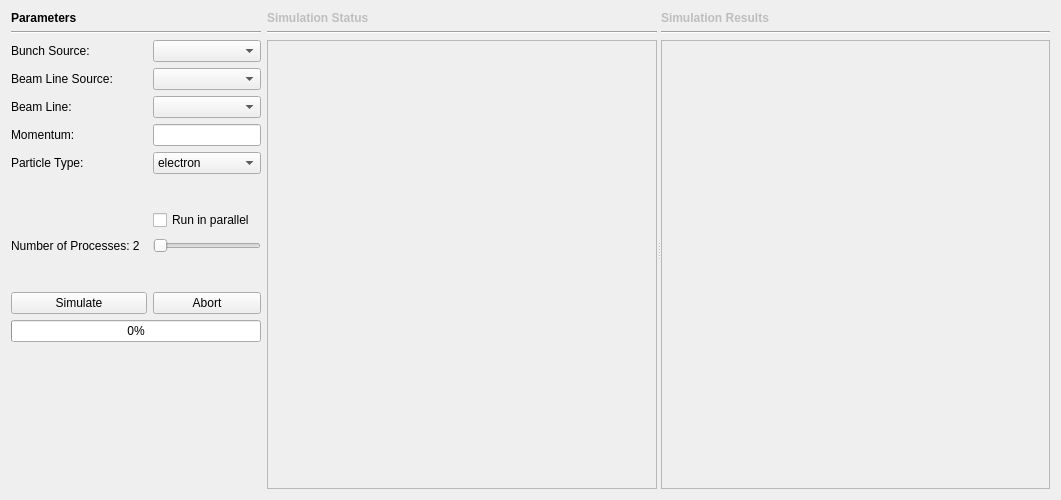
This is radtrack/ui/rbele.ui in aerosadegh/radtrack as Qt 5 draws it before an edit. The edited form follows.
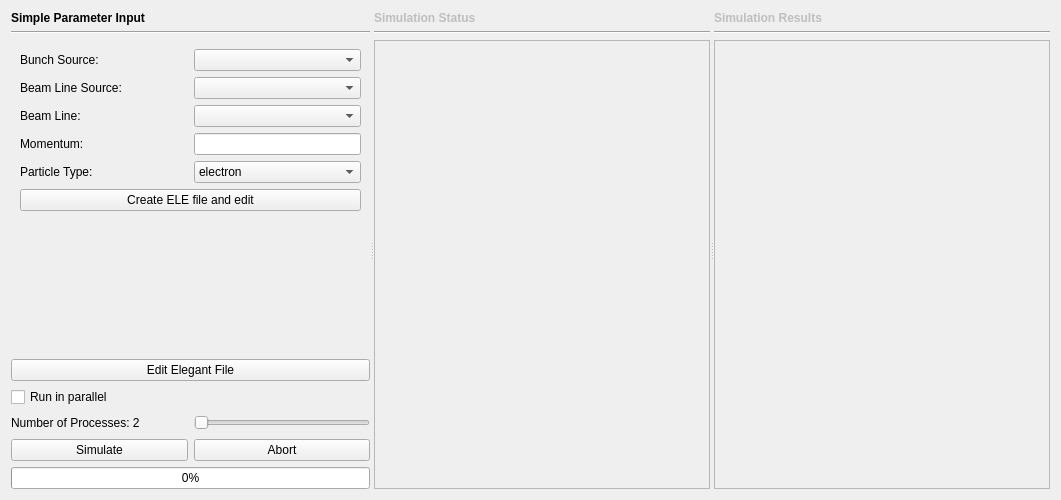
This is the edited form.

Commit message:
Allow user to input Elegant simulation files
When a user inputs an Elegant simulation file, the Elegant simulation tab loads it into a text editor where it can be viewed, edited, and run. The default Elegant simulation tab still has the combo boxes for selecting parameters in other tabs. There is now a button to convert these menu choices into an Elegant file where it can be edited for more advanced simulations.

```diff
--- a/radtrack/ui/rbele.ui
+++ b/radtrack/ui/rbele.ui
@@ -19,171 +19,85 @@
   <property name="windowTitle">
    <string>Form</string>
   </property>
-  <layout class="QGridLayout" name="gridLayout">
-   <item row="0" column="1">
+  <layout class="QHBoxLayout" name="horizontalLayout">
+   <item>
     <widget class="QSplitter" name="splitter">
-     <property name="sizePolicy">
-      <sizepolicy hsizetype="Expanding" vsizetype="Preferred">
-       <horstretch>1</horstretch>
-       <verstretch>0</verstretch>
-      </sizepolicy>
-     </property>
      <property name="orientation">
       <enum>Qt::Horizontal</enum>
      </property>
-     <widget class="QWidget" name="layoutWidget">
-      <layout class="QVBoxLayout" name="verticalLayout_3">
-       <item>
-        <widget class="QLabel" name="simulationStatusLabel">
-         <property name="enabled">
+     <property name="childrenCollapsible">
           <bool>false</bool>
          </property>
-         <property name="styleSheet">
-          <string notr="true">QLabel {font-weight: bold}</string>
-         </property>
-         <property name="text">
-          <string>Simulation Status</string>
-         </property>
-        </widget>
-       </item>
-       <item>
-        <widget class="Line" name="line_3">
-         <property name="orientation">
-          <enum>Qt::Horizontal</enum>
-         </property>
-        </widget>
-       </item>
-       <item>
-        <widget class="QTextEdit" name="simulationStatusTextEdit">
-         <property name="enabled">
-          <bool>false</bool>
-         </property>
-         <property name="focusPolicy">
-          <enum>Qt::ClickFocus</enum>
-         </property>
-         <property name="contextMenuPolicy">
-          <enum>Qt::CustomContextMenu</enum>
-         </property>
-         <property name="readOnly">
-          <bool>true</bool>
-         </property>
-        </widget>
-       </item>
-      </layout>
-     </widget>
-     <widget class="QWidget" name="layoutWidget">
-      <layout class="QVBoxLayout" name="verticalLayout_2">
-       <item>
-        <widget class="QLabel" name="simulationResultsLabel">
-         <property name="enabled">
-          <bool>false</bool>
-         </property>
-         <property name="styleSheet">
-          <string notr="true">QLabel {font-weight: bold}</string>
-         </property>
-         <property name="text">
-          <string>Simulation Results</string>
-         </property>
-        </widget>
-       </item>
-       <item>
-        <widget class="Line" name="line_4">
-         <property name="orientation">
-          <enum>Qt::Horizontal</enum>
-         </property>
-        </widget>
-       </item>
-       <item>
-        <widget class="QListWidget" name="simulationResultsListWidget">
-         <property name="enabled">
-          <bool>false</bool>
-         </property>
-         <property name="contextMenuPolicy">
-          <enum>Qt::CustomContextMenu</enum>
-         </property>
-         <property name="toolTip">
-          <string>Right-click to open the selected files.</string>
-         </property>
-        </widget>
-       </item>
-      </layout>
-     </widget>
-    </widget>
-   </item>
-   <item row="0" column="0">
-    <layout class="QVBoxLayout" name="verticalLayout">
+     <widget class="QWidget" name="layoutWidget_2">
+      <layout class="QVBoxLayout" name="verticalLayout_6">
      <item>
       <widget class="QLabel" name="parametersLabel">
        <property name="styleSheet">
         <string notr="true">QLabel {font-weight:bold}</string>
        </property>
        <property name="text">
-        <string>Parameters</string>
+          <string>Simple Parameter Input</string>
        </property>
       </widget>
      </item>
      <item>
-      <widget class="Line" name="line_2">
+        <widget class="Line" name="line">
        <property name="orientation">
         <enum>Qt::Horizontal</enum>
        </property>
       </widget>
      </item>
      <item>
-      <layout class="QGridLayout" name="gridLayout_2">
-       <item row="11" column="0">
-        <spacer name="verticalSpacer">
-         <property name="orientation">
-          <enum>Qt::Vertical</enum>
+        <widget class="QStackedWidget" name="elegantEditStackedWidget">
+         <property name="currentIndex">
+          <number>0</number>
          </property>
-         <property name="sizeHint" stdset="0">
-          <size>
-           <width>20</width>
-           <height>40</height>
-          </size>
-         </property>
-        </spacer>
-       </item>
-       <item row="9" column="0">
-        <widget class="QPushButton" name="simulateButton">
+         <widget class="QWidget" name="simpleElegantParameters">
+          <layout class="QGridLayout" name="gridLayout_6">
+           <item row="4" column="1">
+            <widget class="QComboBox" name="beamLineComboBox">
+             <property name="enabled">
+              <bool>true</bool>
+             </property>
          <property name="sizePolicy">
-          <sizepolicy hsizetype="Expanding" vsizetype="Fixed">
+              <sizepolicy hsizetype="Preferred" vsizetype="Preferred">
            <horstretch>0</horstretch>
            <verstretch>0</verstretch>
           </sizepolicy>
-         </property>
-         <property name="text">
-          <string>Simulate</string>
-         </property>
-        </widget>
-       </item>
-       <item row="9" column="1">
-        <widget class="QPushButton" name="abortButton">
-         <property name="sizePolicy">
-          <sizepolicy hsizetype="Expanding" vsizetype="Fixed">
-           <horstretch>0</horstretch>
-           <verstretch>0</verstretch>
-          </sizepolicy>
-         </property>
-         <property name="text">
-          <string>Abort</string>
-         </property>
-        </widget>
-       </item>
-       <item row="3" column="0">
-        <widget class="QLabel" name="momentumLabel">
-         <property name="text">
-          <string>Momentum:</string>
-         </property>
-         <property name="buddy">
-          <cstring>momentumLineEdit</cstring>
          </property>
         </widget>
        </item>
        <item row="3" column="1">
-        <widget class="QLineEdit" name="momentumLineEdit"/>
+            <widget class="QComboBox" name="beamLineSourceComboBox">
+             <property name="sizePolicy">
+              <sizepolicy hsizetype="Preferred" vsizetype="Preferred">
+               <horstretch>0</horstretch>
+               <verstretch>0</verstretch>
+              </sizepolicy>
+             </property>
+            </widget>
        </item>
        <item row="2" column="0">
+            <widget class="QLabel" name="bunchSourceLabel">
+             <property name="text">
+              <string>Bunch Source:</string>
+             </property>
+             <property name="buddy">
+              <cstring>bunchSourceComboBox</cstring>
+             </property>
+            </widget>
+           </item>
+           <item row="2" column="1">
+            <widget class="QComboBox" name="bunchSourceComboBox">
+             <property name="sizePolicy">
+              <sizepolicy hsizetype="Preferred" vsizetype="Preferred">
+               <horstretch>0</horstretch>
+               <verstretch>0</verstretch>
+              </sizepolicy>
+             </property>
+            </widget>
+           </item>
+           <item row="4" column="0">
         <widget class="QLabel" name="beamLineLabel">
          <property name="enabled">
           <bool>true</bool>
@@ -196,30 +110,7 @@
          </property>
         </widget>
        </item>
-       <item row="2" column="1">
-        <widget class="QComboBox" name="beamLineComboBox">
-         <property name="enabled">
-          <bool>true</bool>
-         </property>
-         <property name="sizePolicy">
-          <sizepolicy hsizetype="Expanding" vsizetype="Fixed">
-           <horstretch>0</horstretch>
-           <verstretch>0</verstretch>
-          </sizepolicy>
-         </property>
-        </widget>
-       </item>
-       <item row="1" column="1">
-        <widget class="QComboBox" name="beamLineSourceComboBox">
-         <property name="sizePolicy">
-          <sizepolicy hsizetype="Expanding" vsizetype="Fixed">
-           <horstretch>0</horstretch>
-           <verstretch>0</verstretch>
-          </sizepolicy>
-         </property>
-        </widget>
-       </item>
-       <item row="1" column="0">
+           <item row="3" column="0">
         <widget class="QLabel" name="beamLineSourceLabel">
          <property name="text">
           <string>Beam Line Source:</string>
@@ -229,50 +120,122 @@
          </property>
         </widget>
        </item>
-       <item row="0" column="1">
-        <widget class="QComboBox" name="bunchSourceComboBox">
+           <item row="5" column="1">
+            <widget class="QLineEdit" name="momentumLineEdit">
          <property name="sizePolicy">
-          <sizepolicy hsizetype="Expanding" vsizetype="Fixed">
+              <sizepolicy hsizetype="Preferred" vsizetype="Preferred">
            <horstretch>0</horstretch>
            <verstretch>0</verstretch>
           </sizepolicy>
          </property>
         </widget>
        </item>
-       <item row="0" column="0">
-        <widget class="QLabel" name="bunchSourceLabel">
+           <item row="6" column="0">
+            <widget class="QLabel" name="particleLabel">
          <property name="text">
-          <string>Bunch Source:</string>
+              <string>Particle Type:</string>
          </property>
          <property name="buddy">
-          <cstring>bunchSourceComboBox</cstring>
-         </property>
-        </widget>
-       </item>
-       <item row="7" column="0">
-        <widget class="QLabel" name="numProcLabel">
-         <property name="text">
-          <string>Number of Processes: 2  </string>
-         </property>
-         <property name="buddy">
-          <cstring>numProcSlider</cstring>
-         </property>
-        </widget>
-       </item>
-       <item row="10" column="0" colspan="2">
-        <widget class="QProgressBar" name="progressBar">
-         <property name="value">
-          <number>0</number>
-         </property>
-         <property name="textVisible">
-          <bool>true</bool>
-         </property>
-         <property name="invertedAppearance">
-          <bool>false</bool>
+              <cstring>particleComboBox</cstring>
          </property>
         </widget>
        </item>
        <item row="6" column="1">
+            <widget class="QComboBox" name="particleComboBox">
+             <property name="sizePolicy">
+              <sizepolicy hsizetype="Preferred" vsizetype="Preferred">
+               <horstretch>0</horstretch>
+               <verstretch>0</verstretch>
+              </sizepolicy>
+             </property>
+             <item>
+              <property name="text">
+               <string>electron</string>
+              </property>
+             </item>
+             <item>
+              <property name="text">
+               <string>proton</string>
+              </property>
+             </item>
+            </widget>
+           </item>
+           <item row="8" column="0">
+            <spacer name="verticalSpacer_4">
+             <property name="orientation">
+              <enum>Qt::Vertical</enum>
+             </property>
+             <property name="sizeHint" stdset="0">
+              <size>
+               <width>20</width>
+               <height>40</height>
+              </size>
+             </property>
+            </spacer>
+           </item>
+           <item row="5" column="0">
+            <widget class="QLabel" name="momentumLabel">
+             <property name="text">
+              <string>Momentum:</string>
+             </property>
+             <property name="buddy">
+              <cstring>momentumLineEdit</cstring>
+             </property>
+            </widget>
+           </item>
+           <item row="7" column="0" colspan="2">
+            <widget class="QPushButton" name="simpleParamsToEleButton">
+             <property name="text">
+              <string>Create ELE file and edit</string>
+             </property>
+            </widget>
+           </item>
+          </layout>
+          <zorder>bunchSourceLabel</zorder>
+          <zorder>bunchSourceComboBox</zorder>
+          <zorder>beamLineSourceLabel</zorder>
+          <zorder>beamLineSourceComboBox</zorder>
+          <zorder>beamLineLabel</zorder>
+          <zorder>beamLineComboBox</zorder>
+          <zorder>momentumLabel</zorder>
+          <zorder>momentumLineEdit</zorder>
+          <zorder>particleLabel</zorder>
+          <zorder>particleComboBox</zorder>
+          <zorder>verticalSpacer_4</zorder>
+          <zorder>simpleParamsToEleButton</zorder>
+         </widget>
+         <widget class="QWidget" name="elegantFileEditor">
+          <layout class="QVBoxLayout" name="verticalLayout_7">
+           <item>
+            <widget class="QPlainTextEdit" name="elegantTextEdit"/>
+           </item>
+          </layout>
+         </widget>
+        </widget>
+       </item>
+       <item>
+        <widget class="QPushButton" name="elegantEditToggleButton">
+         <property name="text">
+          <string>Edit Elegant File</string>
+         </property>
+        </widget>
+       </item>
+       <item>
+        <layout class="QGridLayout" name="gridLayout_4">
+         <item row="2" column="1">
+          <widget class="QPushButton" name="abortButton">
+           <property name="sizePolicy">
+            <sizepolicy hsizetype="Expanding" vsizetype="Fixed">
+             <horstretch>0</horstretch>
+             <verstretch>0</verstretch>
+            </sizepolicy>
+           </property>
+           <property name="text">
+            <string>Abort</string>
+           </property>
+          </widget>
+         </item>
+         <item row="0" column="0">
         <widget class="QCheckBox" name="run_in_parallel">
          <property name="sizePolicy">
           <sizepolicy hsizetype="Expanding" vsizetype="Fixed">
@@ -291,7 +254,30 @@
          </property>
         </widget>
        </item>
-       <item row="7" column="1">
+         <item row="2" column="0">
+          <widget class="QPushButton" name="simulateButton">
+           <property name="sizePolicy">
+            <sizepolicy hsizetype="Expanding" vsizetype="Fixed">
+             <horstretch>0</horstretch>
+             <verstretch>0</verstretch>
+            </sizepolicy>
+           </property>
+           <property name="text">
+            <string>Simulate</string>
+           </property>
+          </widget>
+         </item>
+         <item row="1" column="0">
+          <widget class="QLabel" name="numProcLabel">
+           <property name="text">
+            <string>Number of Processes: 2  </string>
+           </property>
+           <property name="buddy">
+            <cstring>numProcSlider</cstring>
+           </property>
+          </widget>
+         </item>
+         <item row="1" column="1">
         <widget class="QSlider" name="numProcSlider">
          <property name="sizePolicy">
           <sizepolicy hsizetype="Expanding" vsizetype="Fixed">
@@ -325,65 +311,101 @@
          </property>
         </widget>
        </item>
-       <item row="4" column="0">
-        <widget class="QLabel" name="particleLabel">
-         <property name="text">
-          <string>Particle Type:</string>
-         </property>
-         <property name="buddy">
-          <cstring>particleComboBox</cstring>
-         </property>
-        </widget>
-       </item>
-       <item row="8" column="0">
-        <spacer name="verticalSpacer_2">
-         <property name="orientation">
-          <enum>Qt::Vertical</enum>
+         <item row="3" column="0" colspan="2">
+          <widget class="QProgressBar" name="progressBar">
+           <property name="value">
+            <number>0</number>
+           </property>
+           <property name="textVisible">
+            <bool>true</bool>
+           </property>
+           <property name="invertedAppearance">
+            <bool>false</bool>
+           </property>
+          </widget>
+         </item>
+        </layout>
+       </item>
+      </layout>
+     </widget>
+     <widget class="QWidget" name="layoutWidget">
+      <layout class="QVBoxLayout" name="verticalLayout_3">
+       <item>
+        <widget class="QLabel" name="simulationStatusLabel">
+         <property name="enabled">
+          <bool>false</bool>
          </property>
-         <property name="sizeType">
-          <enum>QSizePolicy::Fixed</enum>
+         <property name="styleSheet">
+          <string notr="true">QLabel {font-weight: bold}</string>
          </property>
-         <property name="sizeHint" stdset="0">
-          <size>
-           <width>20</width>
-           <height>30</height>
-          </size>
+         <property name="text">
+          <string>Simulation Status</string>
          </property>
-        </spacer>
+        </widget>
        </item>
-       <item row="4" column="1">
-        <widget class="QComboBox" name="particleComboBox">
          <item>
-          <property name="text">
-           <string>electron</string>
-          </property>
+        <widget class="Line" name="line_3">
+         <property name="orientation">
+          <enum>Qt::Horizontal</enum>
+         </property>
+        </widget>
          </item>
          <item>
-          <property name="text">
-           <string>proton</string>
-          </property>
-         </item>
-        </widget>
+        <widget class="QTextEdit" name="simulationStatusTextEdit">
+         <property name="enabled">
+          <bool>false</bool>
+         </property>
+         <property name="focusPolicy">
+          <enum>Qt::ClickFocus</enum>
+         </property>
+         <property name="contextMenuPolicy">
+          <enum>Qt::CustomContextMenu</enum>
+         </property>
+         <property name="readOnly">
+          <bool>true</bool>
+         </property>
+        </widget>
+       </item>
+      </layout>
+     </widget>
+     <widget class="QWidget" name="layoutWidget">
+      <layout class="QVBoxLayout" name="verticalLayout_2">
+       <item>
+        <widget class="QLabel" name="simulationResultsLabel">
+         <property name="enabled">
+          <bool>false</bool>
+         </property>
+         <property name="styleSheet">
+          <string notr="true">QLabel {font-weight: bold}</string>
+         </property>
+         <property name="text">
+          <string>Simulation Results</string>
+         </property>
+        </widget>
        </item>
-       <item row="5" column="0">
-        <spacer name="verticalSpacer_3">
+       <item>
+        <widget class="Line" name="line_4">
          <property name="orientation">
-          <enum>Qt::Vertical</enum>
+          <enum>Qt::Horizontal</enum>
          </property>
-         <property name="sizeType">
-          <enum>QSizePolicy::Fixed</enum>
+        </widget>
+       </item>
+       <item>
+        <widget class="QListWidget" name="simulationResultsListWidget">
+         <property name="enabled">
+          <bool>false</bool>
          </property>
-         <property name="sizeHint" stdset="0">
-          <size>
-           <width>20</width>
-           <height>30</height>
-          </size>
+         <property name="contextMenuPolicy">
+          <enum>Qt::CustomContextMenu</enum>
          </property>
-        </spacer>
+         <property name="toolTip">
+          <string>Right-click to open the selected files.</string>
+         </property>
+        </widget>
        </item>
       </layout>
-     </item>
-    </layout>
+     </widget>
+    </widget>
    </item>
   </layout>
  </widget>
```
Left out of the diff: 9 changed lines with no effect on the pictures. Lines whose indentation alone changed are shown as unchanged. The commit also changes 3 other files.
